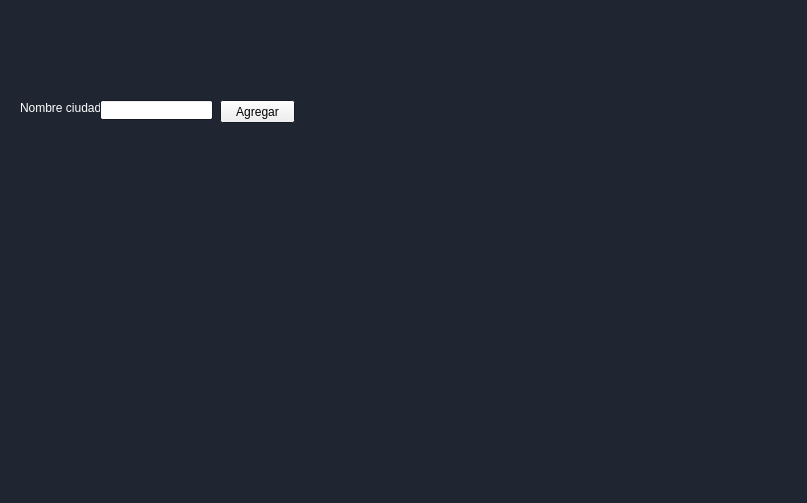
Above: matrizaerolinea.ui from pacheevb/ED_Proyecto2 before the change. Below: the same form after it.
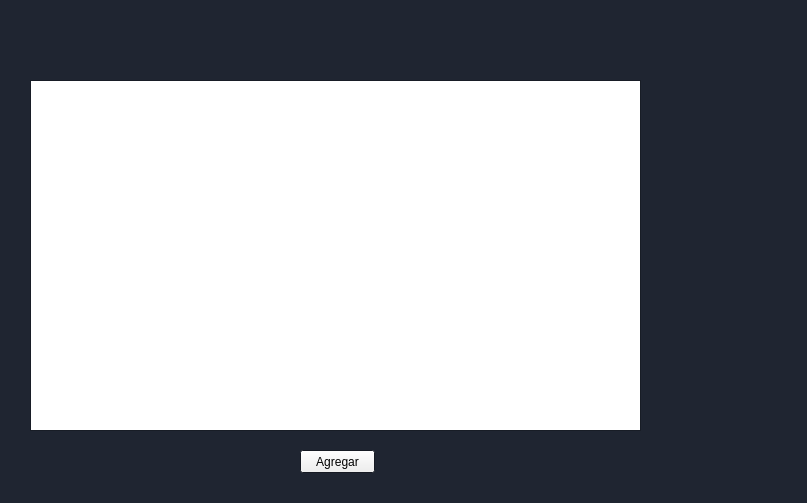
That is the form after the change. Icons and pictures are not drawn.

```diff
--- a/matrizaerolinea.ui
+++ b/matrizaerolinea.ui
@@ -160,71 +160,11 @@
     <bool>true</bool>
    </property>
   </widget>
-  <widget class="QLabel" name="label_2">
-   <property name="geometry">
-    <rect>
-     <x>20</x>
-     <y>100</y>
-     <width>81</width>
-     <height>16</height>
-    </rect>
-   </property>
-   <property name="palette">
-    <palette>
-     <active>
-      <colorrole role="WindowText">
-       <brush brushstyle="SolidPattern">
-        <color alpha="255">
-         <red>255</red>
-         <green>255</green>
-         <blue>255</blue>
-        </color>
-       </brush>
-      </colorrole>
-     </active>
-     <inactive>
-      <colorrole role="WindowText">
-       <brush brushstyle="SolidPattern">
-        <color alpha="255">
-         <red>255</red>
-         <green>255</green>
-         <blue>255</blue>
-        </color>
-       </brush>
-      </colorrole>
-     </inactive>
-     <disabled>
-      <colorrole role="WindowText">
-       <brush brushstyle="SolidPattern">
-        <color alpha="255">
-         <red>120</red>
-         <green>120</green>
-         <blue>120</blue>
-        </color>
-       </brush>
-      </colorrole>
-     </disabled>
-    </palette>
-   </property>
-   <property name="text">
-    <string>Nombre ciudad:</string>
-   </property>
-  </widget>
-  <widget class="QLineEdit" name="lineEdit">
-   <property name="geometry">
-    <rect>
-     <x>100</x>
-     <y>100</y>
-     <width>113</width>
-     <height>20</height>
-    </rect>
-   </property>
-  </widget>
   <widget class="QPushButton" name="btn_agregarCiudad">
    <property name="geometry">
     <rect>
-     <x>220</x>
-     <y>100</y>
+     <x>300</x>
+     <y>450</y>
      <width>75</width>
      <height>23</height>
     </rect>
@@ -297,6 +237,16 @@
     <pixmap resource="recursos.qrc">:/Recursos/btn_kuskal.png</pixmap>
    </property>
   </widget>
+  <widget class="QTableWidget" name="tableWidget">
+   <property name="geometry">
+    <rect>
+     <x>30</x>
+     <y>80</y>
+     <width>611</width>
+     <height>351</height>
+    </rect>
+   </property>
+  </widget>
   <zorder>label</zorder>
   <zorder>label_2</zorder>
   <zorder>lineEdit</zorder>
```
Left out of the diff: 3 changed lines with no effect on the pictures.
